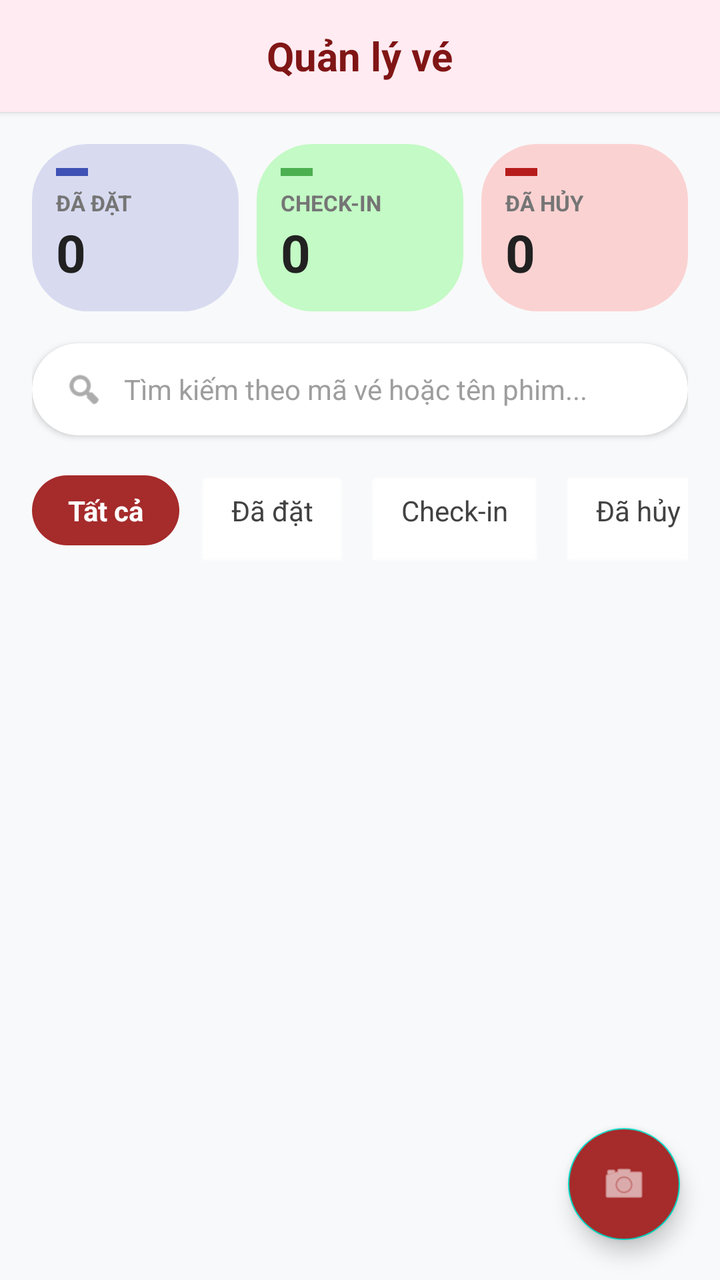
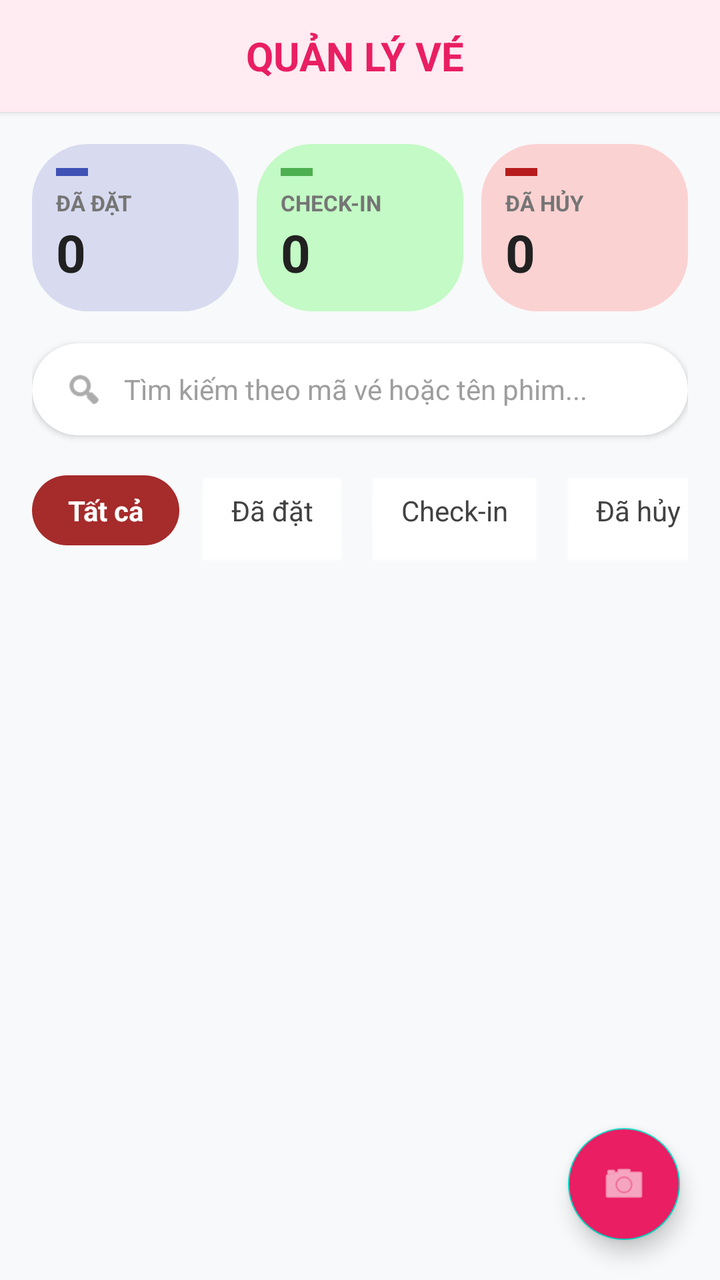

Before-and-after screenshots of an Android layout around one commit, followed by the original layout XML and the change that was made.
<!-- AndroidManifest.xml: application theme Theme.CinemaGo.Splash -->
<!-- res/layout/fragment_admin_booking.xml -->
<?xml version="1.0" encoding="utf-8"?>
<RelativeLayout xmlns:android="http://schemas.android.com/apk/res/android"
    xmlns:app="http://schemas.android.com/apk/res-auto"
    android:layout_width="match_parent"
    android:layout_height="match_parent"
    android:background="#F8F9FA">

    <RelativeLayout
        android:id="@+id/layoutHeader"
        android:layout_width="match_parent"
        android:layout_height="56dp"
        android:background="#FFEBF1"
        android:paddingHorizontal="16dp"
        android:elevation="2dp">

        <TextView
            android:layout_width="wrap_content"
            android:layout_height="wrap_content"
            android:layout_centerInParent="true"
            android:text="Quản lý vé"
            android:textColor="#801515"
            android:textSize="20sp"
            android:textStyle="bold" />
    </RelativeLayout>

    <LinearLayout
        android:id="@+id/layoutTopContent"
        android:layout_width="match_parent"
        android:layout_height="wrap_content"
        android:layout_below="@id/layoutHeader"
        android:orientation="vertical"
        android:paddingHorizontal="16dp"
        android:paddingTop="16dp">

        <LinearLayout
            android:layout_width="match_parent"
            android:layout_height="wrap_content"
            android:orientation="horizontal"
            android:baselineAligned="false"
            android:layout_marginBottom="16dp">

            <LinearLayout
                android:layout_width="0dp"
                android:layout_height="wrap_content"
                android:layout_weight="1"
                android:layout_marginEnd="6dp"
                android:background="@android:drawable/toast_frame"
                android:backgroundTint="#D8DBF0"
                android:orientation="vertical"
                android:padding="12dp">
                <View
                    android:layout_width="16dp"
                    android:layout_height="4dp"
                    android:background="#3F51B5" />
                <TextView
                    android:layout_width="wrap_content"
                    android:layout_height="wrap_content"
                    android:text="ĐÃ ĐẶT"
                    android:textSize="11sp"
                    android:textStyle="bold"
                    android:textColor="#757575"
                    android:layout_marginTop="6dp"/>
                <TextView
                    android:id="@+id/tvCountBooked"
                    android:layout_width="wrap_content"
                    android:layout_height="wrap_content"
                    android:text="0"
                    android:textSize="26sp"
                    android:textStyle="bold"
                    android:textColor="#212121" />
            </LinearLayout>

            <LinearLayout
                android:layout_width="0dp"
                android:layout_height="wrap_content"
                android:layout_weight="1"
                android:layout_marginHorizontal="3dp"
                android:background="@android:drawable/toast_frame"
                android:backgroundTint="#C3FAC5"
                android:orientation="vertical"
                android:padding="12dp">
                <View
                    android:layout_width="16dp"
                    android:layout_height="4dp"
                    android:background="#4CAF50" />
                <TextView
                    android:layout_width="wrap_content"
                    android:layout_height="wrap_content"
                    android:text="CHECK-IN"
                    android:textSize="11sp"
                    android:textStyle="bold"
                    android:textColor="#757575"
                    android:layout_marginTop="6dp"/>
                <TextView
                    android:id="@+id/tvCountCheckedIn"
                    android:layout_width="wrap_content"
                    android:layout_height="wrap_content"
                    android:text="0"
                    android:textSize="26sp"
                    android:textStyle="bold"
                    android:textColor="#212121" />
            </LinearLayout>

            <LinearLayout
                android:layout_width="0dp"
                android:layout_height="wrap_content"
                android:layout_weight="1"
                android:layout_marginStart="6dp"
                android:background="@android:drawable/toast_frame"
                android:backgroundTint="#FBD2D2"
                android:orientation="vertical"
                android:padding="12dp">
                <View
                    android:layout_width="16dp"
                    android:layout_height="4dp"
                    android:background="#B71C1C" />
                <TextView
                    android:layout_width="wrap_content"
                    android:layout_height="wrap_content"
                    android:text="ĐÃ HỦY"
                    android:textSize="11sp"
                    android:textStyle="bold"
                    android:textColor="#757575"
                    android:layout_marginTop="6dp"/>
                <TextView
                    android:id="@+id/tvCountCancelled"
                    android:layout_width="wrap_content"
                    android:layout_height="wrap_content"
                    android:text="0"
                    android:textSize="26sp"
                    android:textStyle="bold"
                    android:textColor="#212121" />
            </LinearLayout>
        </LinearLayout>

        <androidx.cardview.widget.CardView
            android:layout_width="match_parent"
            android:layout_height="46dp"
            app:cardCornerRadius="23dp"
            app:cardElevation="2dp"
            app:cardBackgroundColor="#FFFFFF"
            android:layout_marginBottom="16dp">
            <LinearLayout
                android:layout_width="match_parent"
                android:layout_height="match_parent"
                android:orientation="horizontal"
                android:gravity="center_vertical"
                android:paddingHorizontal="16dp">
                <ImageView
                    android:layout_width="20dp"
                    android:layout_height="20dp"
                    android:src="@android:drawable/ic_menu_search"
                    app:tint="#757575" />

                <EditText
                    android:id="@+id/edtSearch"
                    android:layout_width="match_parent"
                    android:layout_height="match_parent"
                    android:background="@null"
                    android:hint="Tìm kiếm theo mã vé hoặc tên phim..."
                    android:textColorHint="#9E9E9E"
                    android:textColor="#090909"
                    android:textSize="14sp"
                    android:paddingStart="10dp"
                    android:paddingEnd="4dp"
                    android:inputType="text" />
            </LinearLayout>
        </androidx.cardview.widget.CardView>

        <HorizontalScrollView
            android:id="@+id/horizontalTabs"
            android:layout_width="match_parent"
            android:layout_height="wrap_content"
            android:scrollbars="none"
            android:layout_marginBottom="10dp">
            <LinearLayout
                android:layout_width="wrap_content"
                android:layout_height="wrap_content"
                android:orientation="horizontal"
                android:paddingVertical="4dp">

                <TextView
                    android:id="@+id/tabAll"
                    android:layout_width="wrap_content"
                    android:layout_height="wrap_content"
                    android:text="Tất cả"
                    android:textColor="#FFFFFF"
                    android:textSize="14sp"
                    android:textStyle="bold"
                    android:paddingHorizontal="18dp"
                    android:paddingVertical="8dp"
                    android:background="@android:drawable/toast_frame"
                    android:backgroundTint="#A62B2B"
                    android:layout_marginEnd="8dp"/>

                <TextView
                    android:id="@+id/tabBooked"
                    android:layout_width="wrap_content"
                    android:layout_height="wrap_content"
                    android:text="Đã đặt"
                    android:textColor="#424242"
                    android:textSize="14sp"
                    android:paddingHorizontal="18dp"
                    android:paddingVertical="8dp"
                    android:background="@android:drawable/btn_default"
                    android:backgroundTint="#FFFFFF"
                    android:layout_marginEnd="8dp"/>

                <TextView
                    android:id="@+id/tabCheckIn"
                    android:layout_width="wrap_content"
                    android:layout_height="wrap_content"
                    android:text="Check-in"
                    android:textColor="#424242"
                    android:textSize="14sp"
                    android:paddingHorizontal="18dp"
                    android:paddingVertical="8dp"
                    android:background="@android:drawable/btn_default"
                    android:backgroundTint="#FFFFFF"
                    android:layout_marginEnd="8dp"/>

                <TextView
                    android:id="@+id/tabCancelled"
                    android:layout_width="wrap_content"
                    android:layout_height="wrap_content"
                    android:text="Đã hủy"
                    android:textColor="#424242"
                    android:textSize="14sp"
                    android:paddingHorizontal="18dp"
                    android:paddingVertical="8dp"
                    android:background="@android:drawable/btn_default"
                    android:backgroundTint="#FFFFFF"/>
            </LinearLayout>
        </HorizontalScrollView>
    </LinearLayout>

    <androidx.recyclerview.widget.RecyclerView
        android:id="@+id/rvBookings"
        android:layout_width="match_parent"
        android:layout_height="match_parent"
        android:layout_below="@id/layoutTopContent"
        android:layout_above="@id/viewSpacer"
        android:paddingHorizontal="16dp"
        android:clipToPadding="false"
        android:scrollbars="vertical"/>

    <View
        android:id="@+id/viewSpacer"
        android:layout_width="match_parent"
        android:layout_height="80dp"
        android:layout_alignParentBottom="true"
        android:visibility="invisible"/>

    <com.google.android.material.floatingactionbutton.FloatingActionButton
        android:id="@+id/btnScanQR"
        android:layout_width="wrap_content"
        android:layout_height="wrap_content"
        android:layout_alignParentEnd="true"
        android:layout_alignParentBottom="true"
        android:layout_margin="20dp"
        android:backgroundTint="#A62B2B"
        app:tint="#FFFFFF"
        android:src="@android:drawable/ic_menu_camera"
        app:fabSize="normal"
        app:elevation="6dp"
        android:contentDescription="Scan QR Button" />
</RelativeLayout>
<!-- resources referenced by this layout -->
<resources>
  <style name="Theme.CinemaGo.Splash" parent="Theme.MaterialComponents.NoActionBar">
          <item name="android:windowBackground">#0B0F19</item>
          <item name="android:windowFullscreen">true</item>
      </style>
</resources>

<!-- the commit's change to res/layout/fragment_admin_booking.xml (unified diff, before → after) -->
@@ -17,8 +17,8 @@
             android:layout_width="wrap_content"
             android:layout_height="wrap_content"
             android:layout_centerInParent="true"
-            android:text="Quản lý vé"
-            android:textColor="#801515"
+            android:text="QUẢN LÝ VÉ "
+            android:textColor="#E91E63"
             android:textSize="20sp"
             android:textStyle="bold" />
     </RelativeLayout>
@@ -239,17 +239,10 @@
         android:layout_width="match_parent"
         android:layout_height="match_parent"
         android:layout_below="@id/layoutTopContent"
-        android:layout_above="@id/viewSpacer"
         android:paddingHorizontal="16dp"
         android:clipToPadding="false"
+        android:paddingBottom="88dp"
         android:scrollbars="vertical"/>
-
-    <View
-        android:id="@+id/viewSpacer"
-        android:layout_width="match_parent"
-        android:layout_height="80dp"
-        android:layout_alignParentBottom="true"
-        android:visibility="invisible"/>
 
     <com.google.android.material.floatingactionbutton.FloatingActionButton
         android:id="@+id/btnScanQR"
@@ -258,7 +251,7 @@
         android:layout_alignParentEnd="true"
         android:layout_alignParentBottom="true"
         android:layout_margin="20dp"
-        android:backgroundTint="#A62B2B"
+        android:backgroundTint="#E91E63"
         app:tint="#FFFFFF"
         android:src="@android:drawable/ic_menu_camera"
         app:fabSize="normal"
